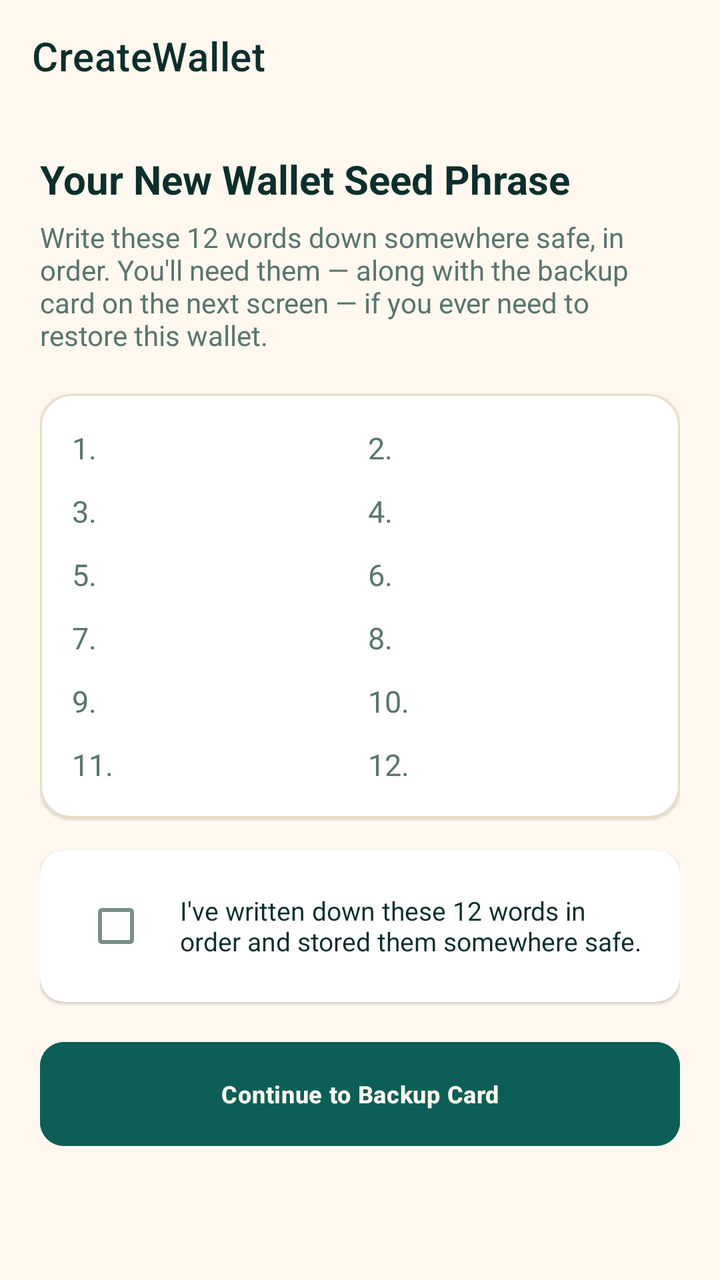
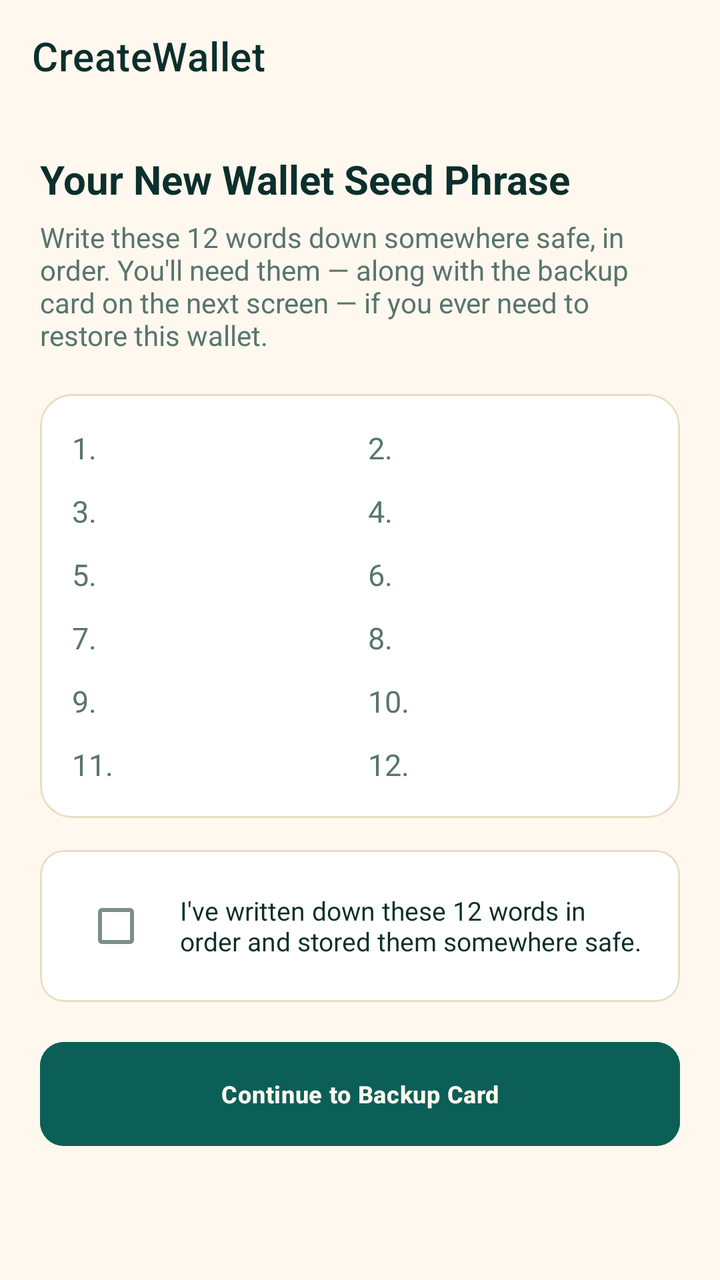

Before-and-after screenshots of an Android layout around one commit, followed by the original layout XML and the change that was made.
<!-- AndroidManifest.xml: application theme AppTheme -->
<!-- res/layout/create_wallet.xml -->
<androidx.coordinatorlayout.widget.CoordinatorLayout
	xmlns:android="http://schemas.android.com/apk/res/android"
	xmlns:app="http://schemas.android.com/apk/res-auto"
	xmlns:tools="http://schemas.android.com/tools"
	android:layout_width="match_parent"
	android:layout_height="match_parent"
	android:orientation="vertical"
	android:background="@color/colorBackground"
	android:id="@+id/_main">
	<com.google.android.material.appbar.AppBarLayout
		android:id="@+id/app_bar_layout4"
		android:layout_width="match_parent"
		android:layout_height="wrap_content"
		android:theme="@style/AppTheme.AppBarOverlay"
		app:elevation="0dp"
		android:stateListAnimator="@null">
		<androidx.appcompat.widget.Toolbar
			android:id="@+id/toolbar"
			android:layout_width="match_parent"
			android:background="?attr/appBarColor"
			android:layout_height="?attr/actionBarSize"
			app:title="CreateWallet"
			app:popupTheme="@style/AppTheme.PopupOverlay" />
	</com.google.android.material.appbar.AppBarLayout>
	<androidx.core.widget.NestedScrollView
		android:id="@+id/vscroll2"
		android:layout_width="match_parent"
		android:layout_height="match_parent"
		app:layout_behavior="@string/appbar_scrolling_view_behavior">
		<LinearLayout
			android:id="@+id/linear5"
			android:layout_width="match_parent"
			android:layout_height="wrap_content"
			android:padding="20dp"
			android:orientation="vertical">
			<TextView
				android:id="@+id/tv_title"
				android:layout_width="match_parent"
				android:layout_height="wrap_content"
				android:text="Your New Wallet Seed Phrase"
				android:textSize="20sp"
				android:textStyle="bold"
				android:textColor="@color/colorTextPrimary" />
			<TextView
				android:id="@+id/textview4"
				android:layout_width="match_parent"
				android:layout_height="wrap_content"
				android:layout_marginTop="6dp"
				android:layout_marginBottom="20dp"
				android:text="Write these 12 words down somewhere safe, in order. You'll need them — along with the backup card on the next screen — if you ever need to restore this wallet."
				android:textSize="14sp"
				android:textColor="@color/colorTextTertiary" />
			<com.google.android.material.card.MaterialCardView
				android:id="@+id/cardview1"
				android:layout_width="match_parent"
				android:layout_height="wrap_content"
				app:cardBackgroundColor="@color/colorSurface"
				app:cardCornerRadius="16dp"
				app:strokeWidth="1dp"
				app:strokeColor="@color/colorCardStroke">
				<LinearLayout
					android:id="@+id/linear6"
					android:layout_width="match_parent"
					android:layout_height="wrap_content"
					android:padding="16dp"
					android:orientation="vertical">
					<LinearLayout
						android:id="@+id/linear7"
						android:layout_width="match_parent"
						android:layout_height="wrap_content"
						android:orientation="horizontal">
						<LinearLayout
							android:id="@+id/linear8"
							android:layout_width="0dp"
							android:layout_height="wrap_content"
							android:layout_marginBottom="10dp"
							android:gravity="center_vertical"
							android:orientation="horizontal"
							android:layout_weight="1"
							android:layout_marginEnd="8dp">
							<TextView
								android:id="@+id/tv_num_1"
								android:layout_width="24dp"
								android:layout_height="wrap_content"
								android:text="1."
								android:textSize="15sp"
								android:textColor="@color/colorTextTertiary" />
							<TextView
								android:id="@+id/tv_word_1"
								android:layout_width="0dp"
								android:layout_height="wrap_content"
								android:textSize="16sp"
								android:textStyle="bold"
								android:textColor="@color/colorTextPrimary"
								android:layout_weight="1"
								android:fontFamily="monospace" />
						</LinearLayout>
						<LinearLayout
							android:id="@+id/linear9"
							android:layout_width="0dp"
							android:layout_height="wrap_content"
							android:layout_marginBottom="10dp"
							android:gravity="center_vertical"
							android:orientation="horizontal"
							android:layout_weight="1">
							<TextView
								android:id="@+id/tv_num_2"
								android:layout_width="24dp"
								android:layout_height="wrap_content"
								android:text="2."
								android:textSize="15sp"
								android:textColor="@color/colorTextTertiary" />
							<TextView
								android:id="@+id/tv_word_2"
								android:layout_width="0dp"
								android:layout_height="wrap_content"
								android:textSize="16sp"
								android:textStyle="bold"
								android:textColor="@color/colorTextPrimary"
								android:layout_weight="1"
								android:fontFamily="monospace" />
						</LinearLayout>
					</LinearLayout>
					<LinearLayout
						android:id="@+id/linear10"
						android:layout_width="match_parent"
						android:layout_height="wrap_content"
						android:orientation="horizontal">
						<LinearLayout
							android:id="@+id/linear11"
							android:layout_width="0dp"
							android:layout_height="wrap_content"
							android:layout_marginBottom="10dp"
							android:gravity="center_vertical"
							android:orientation="horizontal"
							android:layout_weight="1"
							android:layout_marginEnd="8dp">
							<TextView
								android:id="@+id/tv_num_3"
								android:layout_width="24dp"
								android:layout_height="wrap_content"
								android:text="3."
								android:textSize="15sp"
								android:textColor="@color/colorTextTertiary" />
							<TextView
								android:id="@+id/tv_word_3"
								android:layout_width="0dp"
								android:layout_height="wrap_content"
								android:textSize="16sp"
								android:textStyle="bold"
								android:textColor="@color/colorTextPrimary"
								android:layout_weight="1"
								android:fontFamily="monospace" />
						</LinearLayout>
						<LinearLayout
							android:id="@+id/linear12"
							android:layout_width="0dp"
							android:layout_height="wrap_content"
							android:layout_marginBottom="10dp"
							android:gravity="center_vertical"
							android:orientation="horizontal"
							android:layout_weight="1">
							<TextView
								android:id="@+id/tv_num_4"
								android:layout_width="24dp"
								android:layout_height="wrap_content"
								android:text="4."
								android:textSize="15sp"
								android:textColor="@color/colorTextTertiary" />
							<TextView
								android:id="@+id/tv_word_4"
								android:layout_width="0dp"
								android:layout_height="wrap_content"
								android:textSize="16sp"
								android:textStyle="bold"
								android:textColor="@color/colorTextPrimary"
								android:layout_weight="1"
								android:fontFamily="monospace" />
						</LinearLayout>
					</LinearLayout>
					<LinearLayout
						android:id="@+id/linear13"
						android:layout_width="match_parent"
						android:layout_height="wrap_content"
						android:orientation="horizontal">
						<LinearLayout
							android:id="@+id/linear14"
							android:layout_width="0dp"
							android:layout_height="wrap_content"
							android:layout_marginBottom="10dp"
							android:gravity="center_vertical"
							android:orientation="horizontal"
							android:layout_weight="1"
							android:layout_marginEnd="8dp">
							<TextView
								android:id="@+id/tv_num_5"
								android:layout_width="24dp"
								android:layout_height="wrap_content"
								android:text="5."
								android:textSize="15sp"
								android:textColor="@color/colorTextTertiary" />
							<TextView
								android:id="@+id/tv_word_5"
								android:layout_width="0dp"
								android:layout_height="wrap_content"
								android:textSize="16sp"
								android:textStyle="bold"
								android:textColor="@color/colorTextPrimary"
								android:layout_weight="1"
								android:fontFamily="monospace" />
						</LinearLayout>
						<LinearLayout
							android:id="@+id/linear15"
							android:layout_width="0dp"
							android:layout_height="wrap_content"
							android:layout_marginBottom="10dp"
							android:gravity="center_vertical"
							android:orientation="horizontal"
							android:layout_weight="1">
							<TextView
								android:id="@+id/tv_num_6"
								android:layout_width="24dp"
								android:layout_height="wrap_content"
								android:text="6."
								android:textSize="15sp"
								android:textColor="@color/colorTextTertiary" />
							<TextView
								android:id="@+id/tv_word_6"
								android:layout_width="0dp"
								android:layout_height="wrap_content"
								android:textSize="16sp"
								android:textStyle="bold"
								android:textColor="@color/colorTextPrimary"
								android:layout_weight="1"
								android:fontFamily="monospace" />
						</LinearLayout>
					</LinearLayout>
					<LinearLayout
						android:id="@+id/linear16"
						android:layout_width="match_parent"
						android:layout_height="wrap_content"
						android:orientation="horizontal">
						<LinearLayout
							android:id="@+id/linear17"
							android:layout_width="0dp"
							android:layout_height="wrap_content"
							android:layout_marginBottom="10dp"
							android:gravity="center_vertical"
							android:orientation="horizontal"
							android:layout_weight="1"
							android:layout_marginEnd="8dp">
							<TextView
								android:id="@+id/tv_num_7"
								android:layout_width="24dp"
								android:layout_height="wrap_content"
								android:text="7."
								android:textSize="15sp"
								android:textColor="@color/colorTextTertiary" />
							<TextView
								android:id="@+id/tv_word_7"
								android:layout_width="0dp"
								android:layout_height="wrap_content"
								android:textSize="16sp"
								android:textStyle="bold"
								android:textColor="@color/colorTextPrimary"
								android:layout_weight="1"
								android:fontFamily="monospace" />
						</LinearLayout>
						<LinearLayout
							android:id="@+id/linear18"
							android:layout_width="0dp"
							android:layout_height="wrap_content"
							android:layout_marginBottom="10dp"
							android:gravity="center_vertical"
							android:orientation="horizontal"
							android:layout_weight="1">
							<TextView
								android:id="@+id/tv_num_8"
								android:layout_width="24dp"
								android:layout_height="wrap_content"
								android:text="8."
								android:textSize="15sp"
								android:textColor="@color/colorTextTertiary" />
							<TextView
								android:id="@+id/tv_word_8"
								android:layout_width="0dp"
								android:layout_height="wrap_content"
								android:textSize="16sp"
								android:textStyle="bold"
								android:textColor="@color/colorTextPrimary"
								android:layout_weight="1"
								android:fontFamily="monospace" />
						</LinearLayout>
					</LinearLayout>
					<LinearLayout
						android:id="@+id/linear19"
						android:layout_width="match_parent"
						android:layout_height="wrap_content"
						android:orientation="horizontal">
						<LinearLayout
							android:id="@+id/linear20"
							android:layout_width="0dp"
							android:layout_height="wrap_content"
							android:layout_marginBottom="10dp"
							android:gravity="center_vertical"
							android:orientation="horizontal"
							android:layout_weight="1"
							android:layout_marginEnd="8dp">
							<TextView
								android:id="@+id/tv_num_9"
								android:layout_width="24dp"
								android:layout_height="wrap_content"
								android:text="9."
								android:textSize="15sp"
								android:textColor="@color/colorTextTertiary" />
							<TextView
								android:id="@+id/tv_word_9"
								android:layout_width="0dp"
								android:layout_height="wrap_content"
								android:textSize="16sp"
								android:textStyle="bold"
								android:textColor="@color/colorTextPrimary"
								android:layout_weight="1"
								android:fontFamily="monospace" />
						</LinearLayout>
						<LinearLayout
							android:id="@+id/linear21"
							android:layout_width="0dp"
							android:layout_height="wrap_content"
							android:layout_marginBottom="10dp"
							android:gravity="center_vertical"
							android:orientation="horizontal"
							android:layout_weight="1">
							<TextView
								android:id="@+id/tv_num_10"
								android:layout_width="28dp"
								android:layout_height="wrap_content"
								android:text="10."
								android:textSize="15sp"
								android:textColor="@color/colorTextTertiary" />
							<TextView
								android:id="@+id/tv_word_10"
								android:layout_width="0dp"
								android:layout_height="wrap_content"
								android:textSize="16sp"
								android:textStyle="bold"
								android:textColor="@color/colorTextPrimary"
								android:layout_weight="1"
								android:fontFamily="monospace" />
						</LinearLayout>
					</LinearLayout>
					<LinearLayout
						android:id="@+id/linear22"
						android:layout_width="match_parent"
						android:layout_height="wrap_content"
						android:orientation="horizontal">
						<LinearLayout
							android:id="@+id/linear23"
							android:layout_width="0dp"
							android:layout_height="wrap_content"
							android:gravity="center_vertical"
							android:orientation="horizontal"
							android:layout_weight="1"
							android:layout_marginEnd="8dp">
							<TextView
								android:id="@+id/tv_num_11"
								android:layout_width="28dp"
								android:layout_height="wrap_content"
								android:text="11."
								android:textSize="15sp"
								android:textColor="@color/colorTextTertiary" />
							<TextView
								android:id="@+id/tv_word_11"
								android:layout_width="0dp"
								android:layout_height="wrap_content"
								android:textSize="16sp"
								android:textStyle="bold"
								android:textColor="@color/colorTextPrimary"
								android:layout_weight="1"
								android:fontFamily="monospace" />
						</LinearLayout>
						<LinearLayout
							android:id="@+id/linear24"
							android:layout_width="0dp"
							android:layout_height="wrap_content"
							android:gravity="center_vertical"
							android:orientation="horizontal"
							android:layout_weight="1">
							<TextView
								android:id="@+id/tv_num_12"
								android:layout_width="28dp"
								android:layout_height="wrap_content"
								android:text="12."
								android:textSize="15sp"
								android:textColor="@color/colorTextTertiary" />
							<TextView
								android:id="@+id/tv_word_12"
								android:layout_width="0dp"
								android:layout_height="wrap_content"
								android:textSize="16sp"
								android:textStyle="bold"
								android:textColor="@color/colorTextPrimary"
								android:layout_weight="1"
								android:fontFamily="monospace" />
						</LinearLayout>
					</LinearLayout>
				</LinearLayout>
			</com.google.android.material.card.MaterialCardView>
			<com.google.android.material.card.MaterialCardView
				android:id="@+id/cardview2"
				android:layout_width="match_parent"
				android:layout_height="wrap_content"
				android:layout_marginTop="16dp"
				app:cardBackgroundColor="@color/colorSurface"
				app:cardCornerRadius="12dp">
				<LinearLayout
					android:id="@+id/linear25"
					android:layout_width="match_parent"
					android:layout_height="wrap_content"
					android:padding="14dp"
					android:gravity="center_vertical"
					android:orientation="horizontal">
					<CheckBox
						android:id="@+id/cb_agree"
						android:layout_width="wrap_content"
						android:layout_height="wrap_content"
						android:textSize="12sp" />
					<TextView
						android:id="@+id/textview5"
						android:layout_width="0dp"
						android:layout_height="wrap_content"
						android:text="I've written down these 12 words in order and stored them somewhere safe."
						android:textSize="13sp"
						android:textColor="@color/colorTextPrimary"
						android:layout_weight="1"
						android:layout_marginStart="8dp" />
				</LinearLayout>
			</com.google.android.material.card.MaterialCardView>
			<com.google.android.material.button.MaterialButton
				android:id="@+id/btn_finish_setup"
				android:layout_width="match_parent"
				android:layout_height="52dp"
				android:layout_marginTop="20dp"
				android:layout_marginBottom="20dp"
				android:gravity="center_horizontal|center_vertical"
				android:text="Continue to Backup Card"
				android:textSize="12sp"
				android:textColor="@color/colorBackground"
				android:enabled="false"
				android:backgroundTint="@color/colorAccent" />
		</LinearLayout>
	</androidx.core.widget.NestedScrollView>
</androidx.coordinatorlayout.widget.CoordinatorLayout>
<!-- resources referenced by this layout -->
<resources>
  <style name="AppTheme" parent="Theme.MaterialComponents.DayNight.NoActionBar">
          <item name="popupMenuStyle">@style/HarvanaPopupMenu</item>
          <item name="actionOverflowMenuStyle">@style/HarvanaPopupMenu</item>
          
          <item name="spinnerStyle">@style/HarvanaSpinner</item>
          <item name="materialButtonStyle">@style/HarvanaButton</item>
          <item name="materialButtonOutlinedStyle">@style/HarvanaButton.Outlined</item>
          
          <item name="homeAsUpIndicator">@drawable/ic_nav_back</item>
          
          <item name="android:textViewStyle">@style/HarvanaTextView</item>
          <item name="appBarColor">@color/colorBackground</item>
          <item name="onAppBarColor">@color/colorTextPrimary</item>
          <item name="colorSecondary">@color/colorAccent</item>
          <item name="colorOnSecondary">@color/colorTextOnAccent</item>
          <item name="colorPrimaryVariant">@color/colorAccentDark</item>
          <item name="colorSecondaryVariant">@color/colorAccentDark</item>
          <item name="colorError">@color/colorError</item>
          <item name="colorOnError">@color/colorTextPrimaryWhite</item>
          <item name="colorControlActivated">@color/colorAccent</item>
          <item name="colorControlNormal">@color/colorControlNormal</item>
          <item name="colorControlHighlight">@color/colorAccentRipple</item>
          <item name="android:textColorHighlight">@color/colorAccentStroke</item>
          <item name="android:textColorLink">@color/colorAccentStrong</item>
          <item name="android:editTextColor">@color/colorTextPrimary</item>
          <item name="android:navigationBarColor">@color/colorBackground</item>
          <item name="colorPrimary">@color/colorAccent</item>
          <item name="colorPrimaryDark">@color/colorAccentStrong</item>
          <item name="colorAccent">@color/colorAccent</item>
          <item name="colorSurface">@color/colorSurface</item>
          <item name="colorOnPrimary">@color/colorTextOnAccent</item>
          <item name="colorOnSurface">@color/colorTextPrimary</item>
          <item name="colorOnBackground">@color/colorTextPrimary</item>
          <item name="colorOnSurfaceVariant">@color/colorTextSecondary</item>
          <item name="android:textColorPrimary">@color/colorTextPrimary</item>
          <item name="android:textColorSecondary">@color/colorTextSecondary</item>
          <item name="android:textColorHint">@color/colorTextTertiary</item>
          <item name="android:statusBarColor">?attr/appBarColor</item>
          <item name="android:windowLightStatusBar">true</item>
          <item name="android:windowBackground">@color/colorBackground</item>
          <item name="alertDialogTheme">@style/HarvanaAlertDialog</item>
          <item name="materialAlertDialogTheme">@style/HarvanaAlertDialog</item>
          <item name="bottomSheetDialogTheme">@style/HarvanaBottomSheetDialog</item>
      </style>
  <!-- unchanged entries left out for length: 30 -->
</resources>

<!-- the commit's change to res/layout/create_wallet.xml (unified diff, before → after) -->
@@ -420,7 +420,7 @@
 					android:padding="14dp"
 					android:gravity="center_vertical"
 					android:orientation="horizontal">
-					<CheckBox
+					<com.google.android.material.checkbox.MaterialCheckBox
 						android:id="@+id/cb_agree"
 						android:layout_width="wrap_content"
 						android:layout_height="wrap_content"
<!-- resource entries referenced after the edit -->
@@ -7,6 +7,9 @@
           <item name="spinnerStyle">@style/HarvanaSpinner</item>
           <item name="materialButtonStyle">@style/HarvanaButton</item>
           <item name="materialButtonOutlinedStyle">@style/HarvanaButton.Outlined</item>
+          <item name="textInputStyle">@style/Harvana.TextInputLayout</item>
+          <item name="materialCardViewStyle">@style/Harvana.Card</item>
+          <item name="borderlessButtonStyle">@style/HarvanaButton.Text</item>
           
           <item name="homeAsUpIndicator">@drawable/ic_nav_back</item>
           
@@ -44,6 +47,30 @@
           <item name="materialAlertDialogTheme">@style/HarvanaAlertDialog</item>
           <item name="bottomSheetDialogTheme">@style/HarvanaBottomSheetDialog</item>
       </style>
+  <style name="Harvana.TextInputLayout" parent="Widget.MaterialComponents.TextInputLayout.OutlinedBox">
+          <item name="boxCornerRadiusTopStart">12dp</item>
+          <item name="boxCornerRadiusTopEnd">12dp</item>
+          <item name="boxCornerRadiusBottomStart">12dp</item>
+          <item name="boxCornerRadiusBottomEnd">12dp</item>
+          <item name="boxStrokeColor">@color/colorAccent</item>
+          <item name="hintTextColor">@color/colorAccent</item>
+          <item name="android:textColorHint">@color/colorTextTertiary</item>
+      </style>
+  <style name="Harvana.Card" parent="Widget.MaterialComponents.CardView">
+          <item name="cardBackgroundColor">@color/colorSurface</item>
+          <item name="cardCornerRadius">16dp</item>
+          <item name="cardElevation">0dp</item>
+          <item name="strokeColor">@color/colorCardStroke</item>
+          <item name="strokeWidth">1dp</item>
+          <item name="rippleColor">@color/colorAccentRipple</item>
+      </style>
+  <style name="HarvanaButton.Text" parent="Widget.MaterialComponents.Button.TextButton">
+          <item name="cornerRadius">12dp</item>
+          <item name="android:textAllCaps">false</item>
+          <item name="android:textStyle">bold</item>
+          <item name="android:textColor">@color/colorAccentStrong</item>
+          <item name="rippleColor">@color/colorAccentRipple</item>
+      </style>
   <!-- unchanged entries left out for length: 30 -->
 </resources>
 
